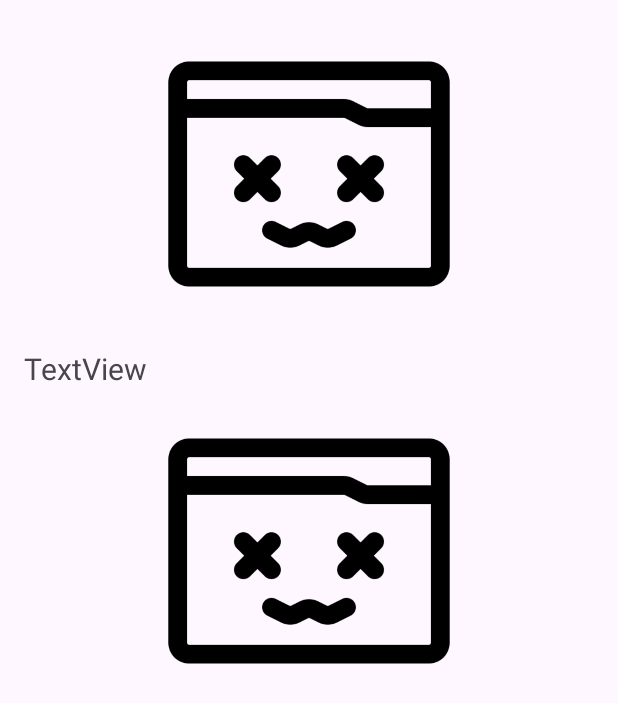
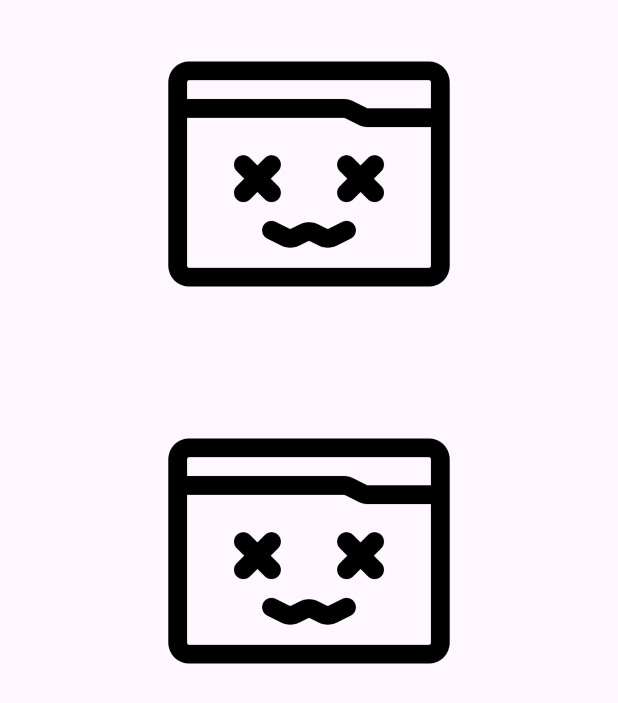
Before and after one commit to aal51282/explore-major-mobile-app-3, an Android app: the layout fragment_detail.xml on its own in the app's theme, with its tools: preview values and no code run, on a phone screen of 412 x 824 dp. Shown: the top 703 px of the screen. Run offline under Robolectric (Android 15) with nearby library versions, the light colour scheme and no system bars.

Commit message:
Updating UI.

```diff
--- a/app/src/main/res/layout-land/activity_master_detail.xml
+++ b/app/src/main/res/layout-land/activity_master_detail.xml
@@ -13,13 +13,13 @@
 
     <FrameLayout
         android:id="@+id/list_container"
-        android:layout_width="wrap_content"
+        android:layout_width="0dp"
         android:layout_height="match_parent"
         android:layout_weight="1" />
 
     <FrameLayout
         android:id="@+id/detail_container"
-        android:layout_width="wrap_content"
+        android:layout_width="0dp"
         android:layout_height="match_parent"
         android:layout_weight="2" />
 
--- a/app/src/main/res/layout/fragment_detail.xml
+++ b/app/src/main/res/layout/fragment_detail.xml
@@ -1,15 +1,10 @@
 <?xml version="1.0" encoding="utf-8"?>
 
-<LinearLayout xmlns:android="http://schemas.android.com/apk/res/android"
+<ScrollView xmlns:android="http://schemas.android.com/apk/res/android"
+    xmlns:app="http://schemas.android.com/apk/res-auto"
     android:id="@+id/main"
     android:layout_width="match_parent"
-    android:layout_height="match_parent"
-    android:orientation="vertical">
-
-    <ScrollView xmlns:android="http://schemas.android.com/apk/res/android"
-        xmlns:app="http://schemas.android.com/apk/res-auto"
-        android:layout_width="match_parent"
-        android:layout_height="match_parent">
+    android:layout_height="match_parent">
 
         <LinearLayout
             android:layout_width="match_parent"
@@ -29,7 +24,6 @@
                 android:layout_width="match_parent"
                 android:layout_height="wrap_content"
                 android:layout_marginTop="16dp"
-                android:text="TextView"
                 android:textSize="20sp" />
 
             <ImageView
@@ -41,5 +35,4 @@
                 android:src="@drawable/default_image" />
 
         </LinearLayout>
-    </ScrollView>
-</LinearLayout>
+</ScrollView>
```
